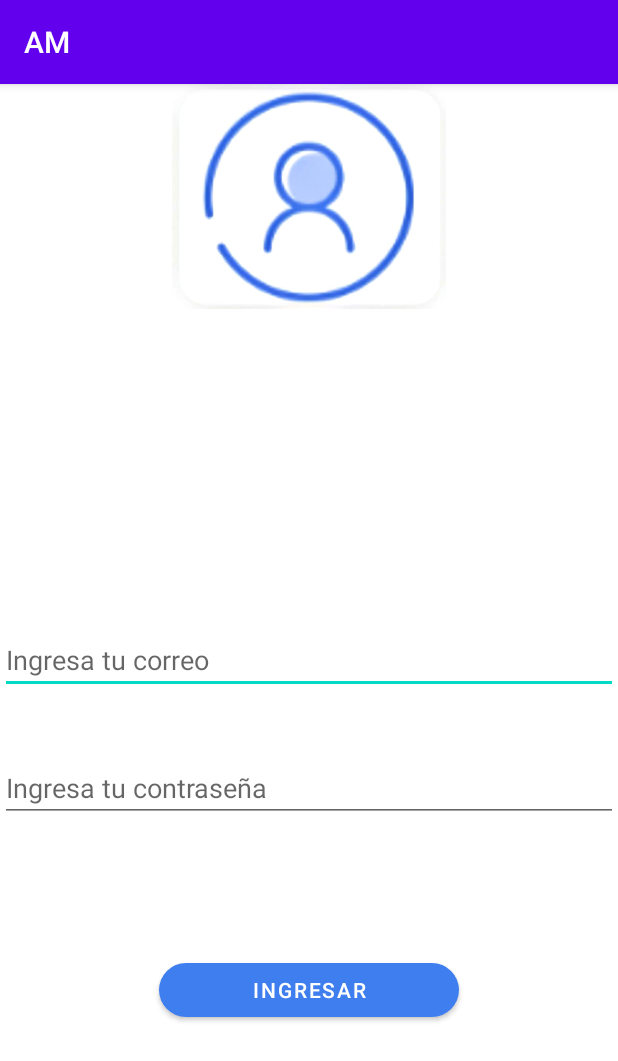
After one commit to dis0400/Progra3, an Android app: the Login screen opened directly, with no data from a screen before it, on a phone screen of 412 x 824 dp. The commit adds this screen. Shown: the top 1061 px of the screen. Run offline under Robolectric (Android 15) with nearby library versions, the phone set to English and light mode, and no system bars.

Commit message:
login commit

```diff
--- /dev/null
+++ b/app/src/main/java/com/grupod/am/Login.kt
@@ -0,0 +1,11 @@
+package com.grupod.am
+
+import androidx.appcompat.app.AppCompatActivity
+import android.os.Bundle
+
+class Login : AppCompatActivity() {
+    override fun onCreate(savedInstanceState: Bundle?) {
+        super.onCreate(savedInstanceState)
+        setContentView(R.layout.activity_login)
+    }
+}
--- /dev/null
+++ b/app/src/main/res/layout/activity_login.xml
@@ -0,0 +1,65 @@
+<?xml version="1.0" encoding="utf-8"?>
+<androidx.constraintlayout.widget.ConstraintLayout xmlns:android="http://schemas.android.com/apk/res/android"
+    xmlns:app="http://schemas.android.com/apk/res-auto"
+    xmlns:tools="http://schemas.android.com/tools"
+    android:layout_width="match_parent"
+    android:layout_height="match_parent"
+    tools:context=".Login">
+    <!--app:layout_constraintTop_oTopOf="parent"-->
+    <LinearLayout
+        android:layout_width="match_parent"
+        android:layout_height="wrap_content"
+        android:orientation="vertical"
+        tools:ignore="MissingConstraints">
+
+    </LinearLayout>
+
+    <ImageView
+        android:layout_width="match_parent"
+        android:layout_height="150dp"
+        android:contentDescription="@string/login"
+        app:srcCompat="@drawable/usuaario"
+        tools:layout_editor_absoluteY="85dp"
+        tools:ignore="MissingConstraints" />
+    <EditText
+        android:id="@+id/edittextName"
+        android:layout_width="match_parent"
+        android:layout_height="wrap_content"
+        android:ems="10"
+        android:hint="@string/email"
+        android:importantForAutofill="no"
+        android:inputType="textPersonName"
+        app:layout_constraintBottom_toBottomOf="parent"
+        app:layout_constraintEnd_toEndOf="parent"
+        app:layout_constraintStart_toStartOf="parent"
+        app:layout_constraintTop_toTopOf="parent"/>
+
+    <EditText
+        android:id="@+id/editTextLastname"
+        android:layout_width="match_parent"
+        android:layout_height="wrap_content"
+        android:ems="10"
+        android:hint="@string/password"
+        android:importantForAutofill="no"
+        android:inputType="textPersonName"
+        app:layout_constraintBottom_toBottomOf="parent"
+        app:layout_constraintEnd_toEndOf="parent"
+        app:layout_constraintStart_toStartOf="parent"
+        app:layout_constraintTop_toTopOf="parent"
+        app:layout_constraintVertical_bias="0.618" />
+
+    <Button
+        style="@style/button"
+        android:layout_width="200dp"
+        android:layout_height="wrap_content"
+        android:layout_margin="0dp"
+        android:onClick="buttonSignUp"
+        android:text="@string/login"
+        app:layout_constraintBottom_toBottomOf="parent"
+        app:layout_constraintEnd_toEndOf="parent"
+        app:layout_constraintStart_toStartOf="parent"
+        app:layout_constraintTop_toTopOf="parent"
+        app:layout_constraintVertical_bias="0.806"
+        />
+
+</androidx.constraintlayout.widget.ConstraintLayout>
--- a/app/src/main/res/values/strings.xml
+++ b/app/src/main/res/values/strings.xml
@@ -1,4 +1,13 @@
 <resources>
     <string name="app_name">AM</string>
     <string name="confirmacion">Su confirmacion se ha realizado con exito.</string>
+
+    <!-- Pantalla Login -->
+    <string name="login">Ingresar</string>
+    <string name="email">Ingresa tu correo</string>
+    <string name="password">Ingresa tu contraseña</string>
+    <string name="firstname">Nombre</string>
+    <string name="lastname">Apellido</string>
+
+
 </resources>
--- a/app/src/main/res/values/themes.xml
+++ b/app/src/main/res/values/themes.xml
@@ -13,4 +13,13 @@
         <item name="android:statusBarColor">?attr/colorPrimaryVariant</item>
         <!-- Customize your theme here. -->
     </style>
+
+    <style name="button">
+        <item name="cornerRadius">40dp</item>
+        <item name="backgroundTint">#3E7EEF</item>
+        </style>
+        <style name="home_button" parent="button">
+            <item name="android:layout_margin">10dp</item>
+        </style>
+
 </resources>
```
Also changed, not shown: app/src/main/AndroidManifest.xml (+28 -0 lines), app/src/main/java/com/grupod/am/Confirm.kt (added, +11 -0 lines), app/src/main/java/com/grupod/am/Doc1.kt (added, +11 -0 lines), app/src/main/java/com/grupod/am/Formulario.kt (added, +11 -0 lines), app/src/main/res/layout/activity_confirm.xml (added, +33 -0 lines), app/src/main/res/layout/activity_doc1.xml (added, +12 -0 lines), app/src/main/res/layout/activity_formulario.xml (added, +9 -0 lines), app/src/main/res/drawable/usuaario.jpeg (added).
